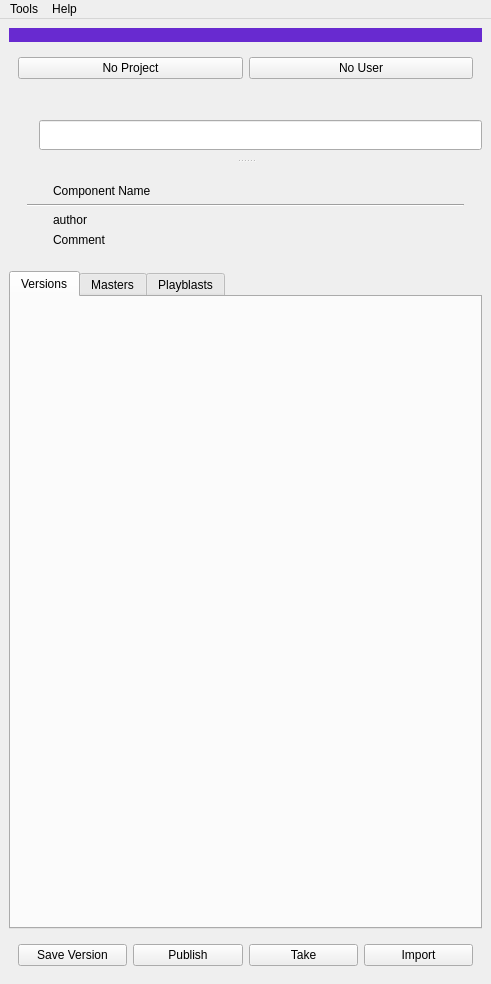
Before: the Qt Designer form ui/pipeline_main_UI.ui in liorbenhorin/pipeline, drawn with Qt 5.
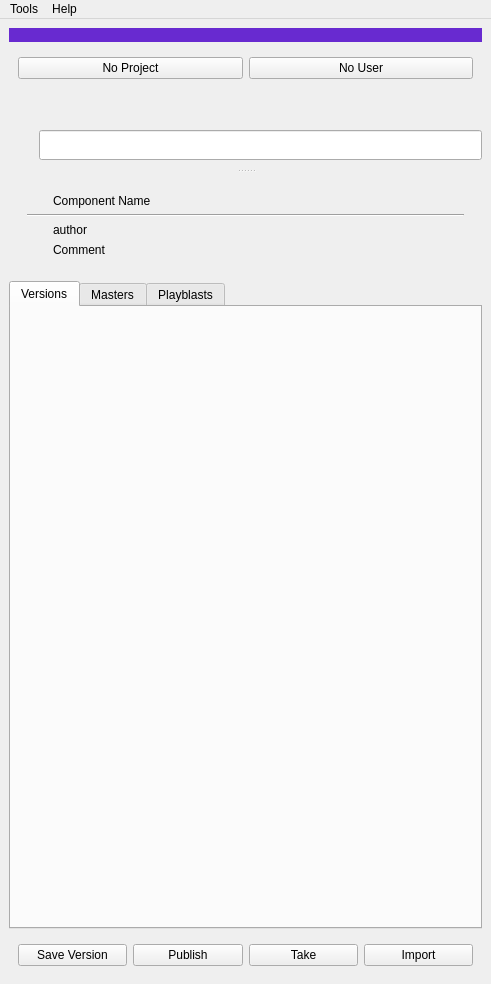
After: the same form once the commit is applied.

Patch:
```diff
--- a/ui/pipeline_main_UI.ui
+++ b/ui/pipeline_main_UI.ui
@@ -108,7 +108,7 @@
       <property name="minimumSize">
        <size>
         <width>0</width>
-        <height>20</height>
+        <height>30</height>
        </size>
       </property>
       <layout class="QHBoxLayout" name="navBarLayout">
```
Left out of the diff: 6 changed lines with no effect on the pictures.
